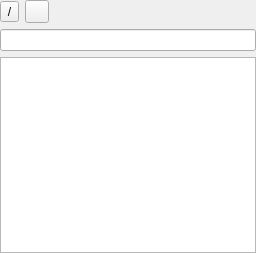
Old version of the form panelview.ui in the repository epetrenkodev/filemanager.
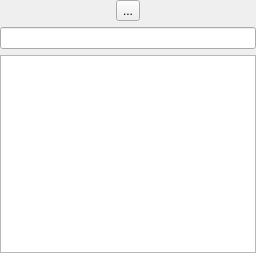
New version of the form. Icons and pictures are not drawn.

The edit to the form file:
```diff
--- a/panelview.ui
+++ b/panelview.ui
@@ -28,46 +28,20 @@
    </property>
    <item>
     <layout class="QHBoxLayout" name="horizontalLayout">
-     <item>
-      <widget class="QToolButton" name="rootButton">
-       <property name="focusPolicy">
-        <enum>Qt::NoFocus</enum>
-       </property>
-       <property name="text">
-        <string>/</string>
-       </property>
-      </widget>
-     </item>
      <item>
       <widget class="QToolButton" name="homeButton">
        <property name="focusPolicy">
         <enum>Qt::NoFocus</enum>
        </property>
        <property name="text">
-        <string notr="true"/>
+        <string>...</string>
        </property>
        <property name="icon">
         <iconset resource="icons.qrc">
          <normaloff>:/icons/home.ico</normaloff>:/icons/home.ico</iconset>
        </property>
-       <property name="toolButtonStyle">
-        <enum>Qt::ToolButtonIconOnly</enum>
-       </property>
       </widget>
      </item>
-     <item>
-      <spacer name="horizontalSpacer">
-       <property name="orientation">
-        <enum>Qt::Horizontal</enum>
-       </property>
-       <property name="sizeHint" stdset="0">
-        <size>
-         <width>40</width>
-         <height>20</height>
-        </size>
-       </property>
-      </spacer>
-     </item>
     </layout>
    </item>
    <item>
```
